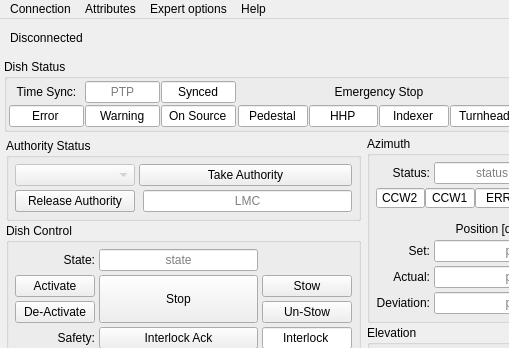
Above: src/ska_mid_disq/ui_resources/main_window.ui from ska-telescope/ska-mid-dish-qualification before the change; both pictures show x 0 to 509 and y 0 to 348 of the 1200 by 751 pixel window. Below: the same form after it.
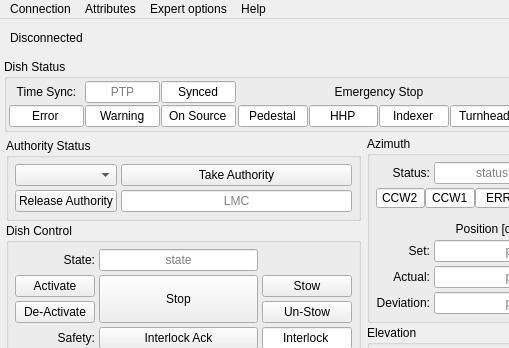
That is the form after the change. Custom widgets are drawn as their Qt base class.

Commit message: WOM-625: Fix double instance of release authority button in XML

Diff of the .ui file:
```diff
--- a/src/ska_mid_disq/ui_resources/main_window.ui
+++ b/src/ska_mid_disq/ui_resources/main_window.ui
@@ -9683,37 +9683,23 @@
          </property>
          <item row="0" column="0">
           <widget class="QComboBox" name="combobox_authority">
-           <property name="enabled">
-            <bool>false</bool>
-           </property>
-           <property name="minimumSize">
-            <size>
-             <width>120</width>
-             <height>22</height>
-            </size>
-           </property>
            <property name="opcua_type" stdset="0">
             <string>DscCmdAuthorityType</string>
            </property>
           </widget>
          </item>
+         <item row="0" column="1">
+          <widget class="QPushButton" name="button_take_auth">
+           <property name="text">
+            <string>Take Authority</string>
+           </property>
+           <property name="opcua_cmd" stdset="0">
+            <string>CommandArbiter.Commands.TakeReleaseAuth</string>
+           </property>
+          </widget>
+         </item>
          <item row="1" column="0">
           <widget class="QPushButton" name="button_release_auth">
-           <property name="enabled">
-            <bool>true</bool>
-           </property>
-           <property name="sizePolicy">
-            <sizepolicy hsizetype="Preferred" vsizetype="Fixed">
-             <horstretch>0</horstretch>
-             <verstretch>0</verstretch>
-            </sizepolicy>
-           </property>
-           <property name="minimumSize">
-            <size>
-             <width>120</width>
-             <height>22</height>
-            </size>
-           </property>
            <property name="text">
             <string>Release Authority</string>
            </property>
@@ -9722,7 +9708,7 @@
            </property>
           </widget>
          </item>
-         <item row="1" column="2">
+         <item row="1" column="1">
           <widget class="QLineEdit" name="opcua_cmd_authority">
            <property name="focusPolicy">
             <enum>Qt::FocusPolicy::NoFocus</enum>
@@ -9744,44 +9730,6 @@
            </property>
           </widget>
          </item>
-         <item row="0" column="1" colspan="2">
-          <widget class="QPushButton" name="button_take_auth">
-           <property name="enabled">
-            <bool>true</bool>
-           </property>
-           <property name="text">
-            <string>Take Authority</string>
-           </property>
-           <property name="opcua_cmd" stdset="0">
-            <string>CommandArbiter.Commands.TakeReleaseAuth</string>
-           </property>
-          </widget>
-         </item>
-         <item row="1" column="0">
-          <widget class="QPushButton" name="button_release_auth">
-           <property name="enabled">
-            <bool>true</bool>
-           </property>
-           <property name="sizePolicy">
-            <sizepolicy hsizetype="Preferred" vsizetype="Fixed">
-             <horstretch>0</horstretch>
-             <verstretch>0</verstretch>
-            </sizepolicy>
-           </property>
-           <property name="minimumSize">
-            <size>
-             <width>120</width>
-             <height>22</height>
-            </size>
-           </property>
-           <property name="text">
-            <string>Release Authority</string>
-           </property>
-           <property name="opcua_cmd" stdset="0">
-            <string>CommandArbiter.Commands.TakeReleaseAuth</string>
-           </property>
-          </widget>
-         </item>
         </layout>
        </widget>
       </item>
```
